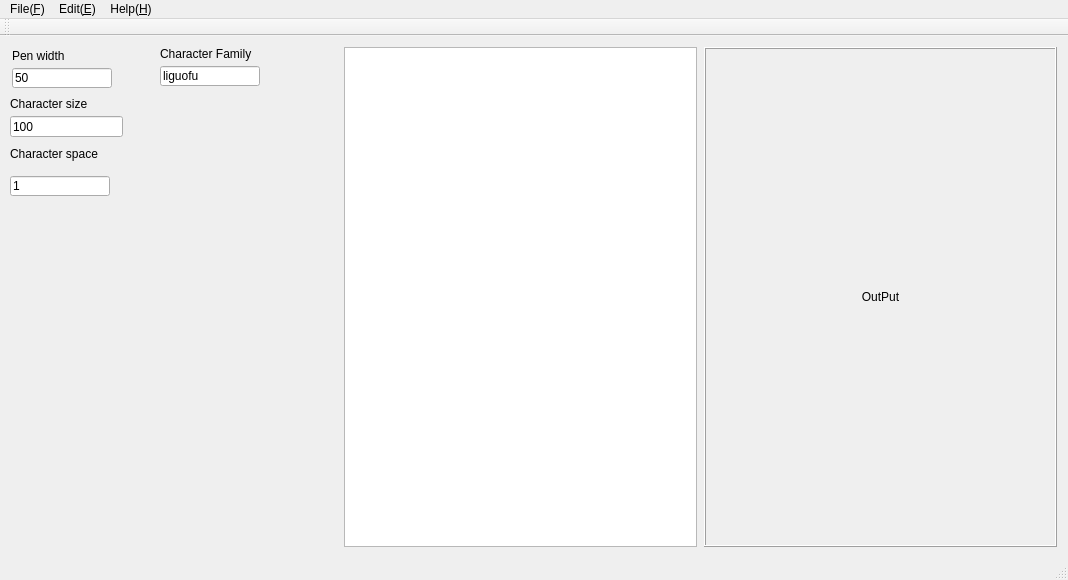
Qt form mainwindow.ui (HanFa/godhand) before a commit.
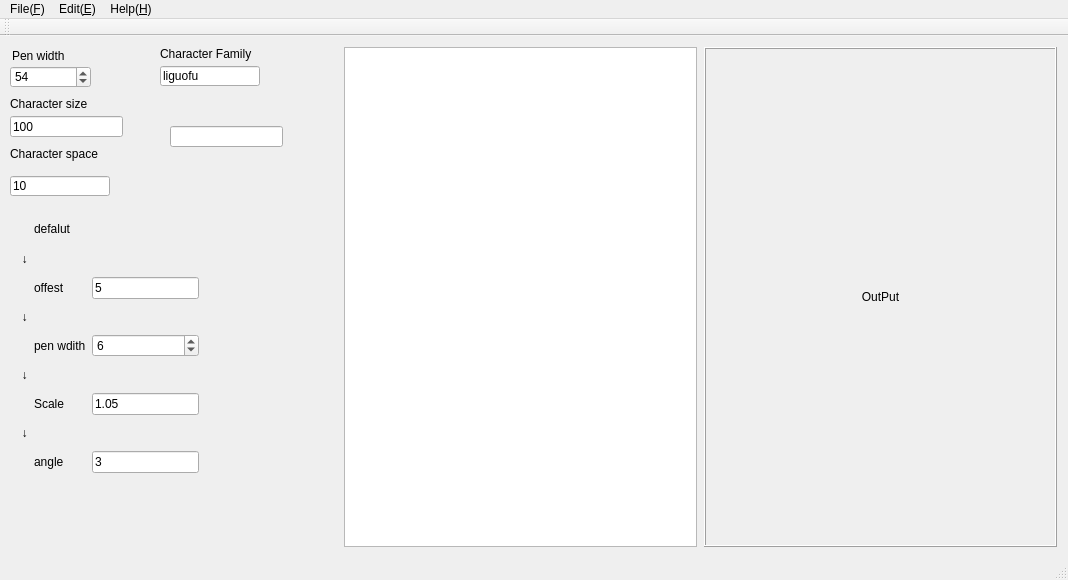
The same form after that commit. Icons and pictures are not drawn.

What changed in the file:
```diff
--- a/mainwindow.ui
+++ b/mainwindow.ui
@@ -128,7 +128,7 @@
      </size>
     </property>
     <property name="text">
-     <string>1</string>
+     <string>10</string>
     </property>
    </widget>
    <widget class="QLabel" name="CharacterSpaceLab">
@@ -183,25 +183,6 @@
      <string>Pen width</string>
     </property>
    </widget>
-   <widget class="QLineEdit" name="PenWidthTxt">
-    <property name="geometry">
-     <rect>
-      <x>12</x>
-      <y>32</y>
-      <width>100</width>
-      <height>20</height>
-     </rect>
-    </property>
-    <property name="maximumSize">
-     <size>
-      <width>100</width>
-      <height>20</height>
-     </size>
-    </property>
-    <property name="text">
-     <string>50</string>
-    </property>
-   </widget>
    <widget class="QLineEdit" name="CharacterFamilyTxt">
     <property name="geometry">
      <rect>
@@ -234,6 +215,248 @@
      <string>Character Family</string>
     </property>
    </widget>
+   <widget class="QWidget" name="formLayoutWidget">
+    <property name="geometry">
+     <rect>
+      <x>10</x>
+      <y>170</y>
+      <width>200</width>
+      <height>278</height>
+     </rect>
+    </property>
+    <layout class="QGridLayout" name="gridLayout">
+     <item row="0" column="0">
+      <widget class="QLabel" name="label">
+       <property name="maximumSize">
+        <size>
+         <width>15</width>
+         <height>30</height>
+        </size>
+       </property>
+       <property name="text">
+        <string/>
+       </property>
+       <property name="pixmap">
+        <pixmap resource="img/img.qrc">:/img/Default.png</pixmap>
+       </property>
+       <property name="scaledContents">
+        <bool>true</bool>
+       </property>
+      </widget>
+     </item>
+     <item row="1" column="0">
+      <widget class="QLabel" name="label_4">
+       <property name="text">
+        <string>↓</string>
+       </property>
+       <property name="alignment">
+        <set>Qt::AlignCenter</set>
+       </property>
+      </widget>
+     </item>
+     <item row="0" column="1">
+      <widget class="QLabel" name="label_3">
+       <property name="text">
+        <string>defalut</string>
+       </property>
+      </widget>
+     </item>
+     <item row="7" column="0">
+      <widget class="QLabel" name="label_8">
+       <property name="text">
+        <string>↓</string>
+       </property>
+       <property name="alignment">
+        <set>Qt::AlignCenter</set>
+       </property>
+      </widget>
+     </item>
+     <item row="4" column="0">
+      <widget class="QLabel" name="RandPenWidthIcon">
+       <property name="maximumSize">
+        <size>
+         <width>15</width>
+         <height>30</height>
+        </size>
+       </property>
+       <property name="text">
+        <string/>
+       </property>
+       <property name="pixmap">
+        <pixmap resource="img/img.qrc">:/img/Pen width.png</pixmap>
+       </property>
+       <property name="scaledContents">
+        <bool>true</bool>
+       </property>
+      </widget>
+     </item>
+     <item row="8" column="0">
+      <widget class="QLabel" name="randRotateIco">
+       <property name="maximumSize">
+        <size>
+         <width>15</width>
+         <height>30</height>
+        </size>
+       </property>
+       <property name="text">
+        <string/>
+       </property>
+       <property name="pixmap">
+        <pixmap resource="img/img.qrc">:/img/angle.png</pixmap>
+       </property>
+       <property name="scaledContents">
+        <bool>true</bool>
+       </property>
+      </widget>
+     </item>
+     <item row="8" column="2">
+      <widget class="QLineEdit" name="randRotateTxt">
+       <property name="text">
+        <string>3</string>
+       </property>
+      </widget>
+     </item>
+     <item row="6" column="2">
+      <widget class="QLineEdit" name="RandomScaleTxt">
+       <property name="text">
+        <string>1.05</string>
+       </property>
+      </widget>
+     </item>
+     <item row="5" column="0">
+      <widget class="QLabel" name="label_6">
+       <property name="text">
+        <string>↓</string>
+       </property>
+       <property name="alignment">
+        <set>Qt::AlignCenter</set>
+       </property>
+      </widget>
+     </item>
+     <item row="2" column="0">
+      <widget class="QLabel" name="RandOffsetIcon">
+       <property name="maximumSize">
+        <size>
+         <width>15</width>
+         <height>30</height>
+        </size>
+       </property>
+       <property name="text">
+        <string/>
+       </property>
+       <property name="pixmap">
+        <pixmap resource="img/img.qrc">:/img/offset.png</pixmap>
+       </property>
+       <property name="scaledContents">
+        <bool>true</bool>
+       </property>
+      </widget>
+     </item>
+     <item row="3" column="0">
+      <widget class="QLabel" name="label_2">
+       <property name="text">
+        <string>↓</string>
+       </property>
+       <property name="alignment">
+        <set>Qt::AlignCenter</set>
+       </property>
+      </widget>
+     </item>
+     <item row="2" column="2">
+      <widget class="QLineEdit" name="RandOffsetTxt">
+       <property name="text">
+        <string>5</string>
+       </property>
+      </widget>
+     </item>
+     <item row="2" column="1">
+      <widget class="QLabel" name="RandOffsetLab">
+       <property name="text">
+        <string>offest</string>
+       </property>
+      </widget>
+     </item>
+     <item row="6" column="1">
+      <widget class="QLabel" name="RandomScaleLab">
+       <property name="text">
+        <string>Scale</string>
+       </property>
+      </widget>
+     </item>
+     <item row="4" column="2">
+      <widget class="QSpinBox" name="RandPenWidthSbx">
+       <property name="maximum">
+        <number>99</number>
+       </property>
+       <property name="value">
+        <number>6</number>
+       </property>
+      </widget>
+     </item>
+     <item row="4" column="1">
+      <widget class="QLabel" name="RandPenWidthLab">
+       <property name="text">
+        <string>pen wdith</string>
+       </property>
+      </widget>
+     </item>
+     <item row="8" column="1">
+      <widget class="QLabel" name="randRotateLab">
+       <property name="text">
+        <string>angle</string>
+       </property>
+      </widget>
+     </item>
+     <item row="6" column="0">
+      <widget class="QLabel" name="RandomScaleICO">
+       <property name="maximumSize">
+        <size>
+         <width>20</width>
+         <height>40</height>
+        </size>
+       </property>
+       <property name="text">
+        <string/>
+       </property>
+       <property name="pixmap">
+        <pixmap resource="img/img.qrc">:/img/size.png</pixmap>
+       </property>
+       <property name="scaledContents">
+        <bool>true</bool>
+       </property>
+      </widget>
+     </item>
+    </layout>
+   </widget>
+   <widget class="QSpinBox" name="PenWidthSbx">
+    <property name="geometry">
+     <rect>
+      <x>10</x>
+      <y>30</y>
+      <width>81</width>
+      <height>22</height>
+     </rect>
+    </property>
+    <property name="minimum">
+     <number>0</number>
+    </property>
+    <property name="maximum">
+     <number>95</number>
+    </property>
+    <property name="value">
+     <number>54</number>
+    </property>
+   </widget>
+   <widget class="QLineEdit" name="testTxt">
+    <property name="geometry">
+     <rect>
+      <x>170</x>
+      <y>90</y>
+      <width>113</width>
+      <height>21</height>
+     </rect>
+    </property>
+   </widget>
   </widget>
   <widget class="QMenuBar" name="menuBar">
    <property name="geometry">
```
Left out of the diff: 4 changed lines with no effect on the pictures.
